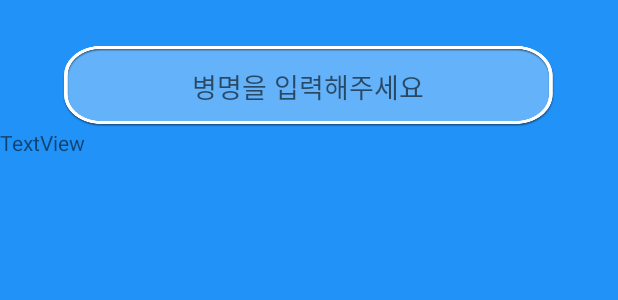
After one commit to leehyojeong/DontSick, an Android app: the layout activity_search_disease.xml on its own in the app's theme, with its tools: preview values and no code run, on a phone screen of 412 x 824 dp. The commit adds this screen. Shown: the top 300 px of the screen. Run offline under Robolectric (Android 15) with nearby library versions, the phone set to English and light mode, and no system bars.

Commit message:
이제 유아이에 연결만하고 지도연결하면 즐겨찾기만 하면 됨

```diff
--- a/app/src/main/java/com/example/hyoju/dontsick/MyClass.java
+++ b/app/src/main/java/com/example/hyoju/dontsick/MyClass.java
@@ -19,11 +19,8 @@ public class MyClass extends Application {
             {"내과","외과","피부과","소아청소년과"},//가슴
             {"내과","외과","피부과","소아청소년과"}//배
              };
+    public String allHospital[] = {"안과","치과","이비인후과","내과","외과","피부과","소아청소년과"};
     public String part;
     public int hosIndex;
 
-   public void callMap(){
-        Intent intent = new Intent(getApplicationContext(), MapActivity.class);
-        startActivity(intent);
-    }
 }
--- /dev/null
+++ b/app/src/main/res/layout/activity_search_disease.xml
@@ -0,0 +1,33 @@
+<?xml version="1.0" encoding="utf-8"?>
+<LinearLayout xmlns:android="http://schemas.android.com/apk/res/android"
+    xmlns:app="http://schemas.android.com/apk/res-auto"
+    xmlns:tools="http://schemas.android.com/tools"
+    android:layout_width="match_parent"
+    android:layout_height="match_parent"
+    android:background="@drawable/background1"
+    android:orientation="vertical"
+    tools:context="com.example.hyoju.dontsick.SymptomActivity">
+
+
+    <EditText
+        android:layout_width="330dp"
+        android:id="@+id/disease_search"
+        android:layout_height="55dp"
+        android:gravity="center"
+        android:background="@drawable/input_back"
+        android:layout_marginTop="30dp"
+        android:layout_gravity="center"
+        android:singleLine="true"
+        android:lines="1"
+        android:hint="병명을 입력해주세요"
+        />
+
+    <TextView
+        android:id="@+id/textView"
+        android:layout_width="match_parent"
+        android:layout_height="wrap_content"
+        android:layout_gravity="center"
+        android:text="TextView" />
+
+
+</LinearLayout>
```
Also changed, not shown: app/src/main/AndroidManifest.xml (+5 -3 lines), app/src/main/java/com/example/hyoju/dontsick/SearchActivity.java (+10 -0 lines), app/src/main/java/com/example/hyoju/dontsick/SearchDiseaseActivity.java (added, +74 -0 lines), app/src/main/java/com/example/hyoju/dontsick/SymptomActivity.java (+6 -1 lines).
